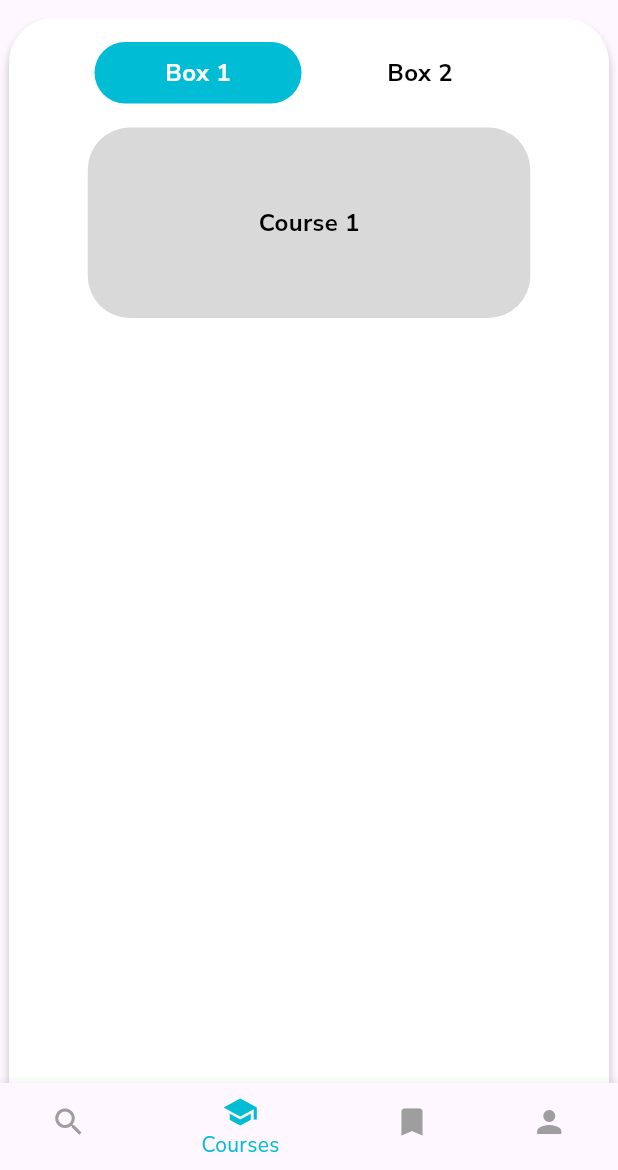
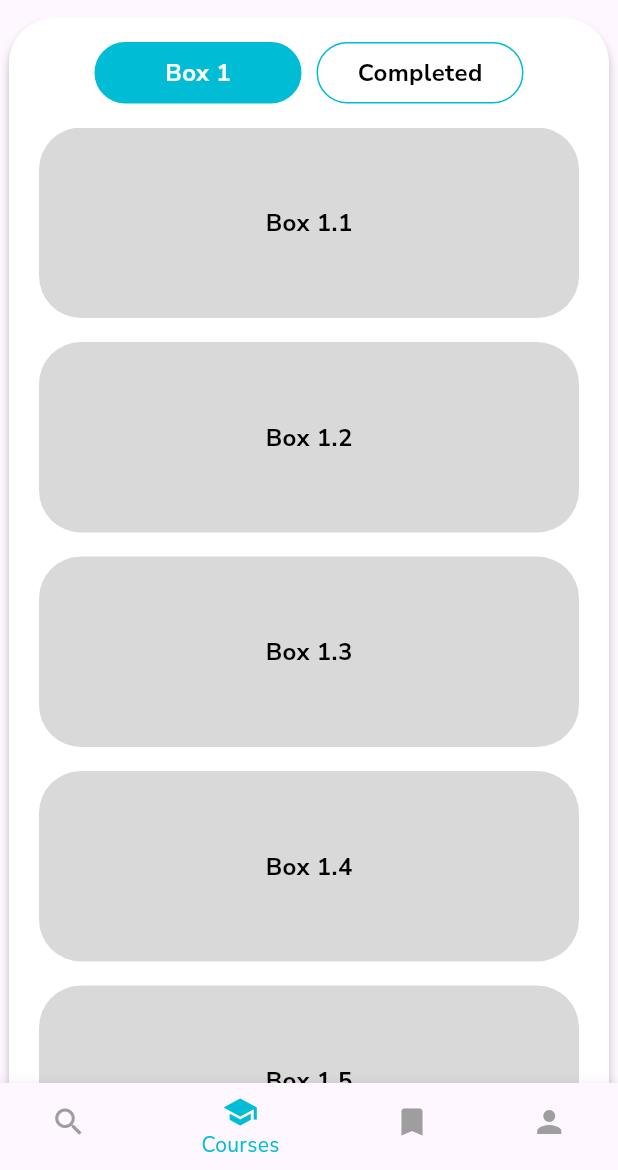
Before and after one commit to 015th/HCI-Project, a Flutter app: the NavigatorPage screen opened by its route, item 2 of the bottom bar chosen, on a phone screen of 412 x 824 dp, the part 66-1236 px from its top. Run offline on Flutter 3.47's test engine with Material 3 defaults, Android fonts, the phone set to English and light mode, and no system bars; our stand-ins replace cloud_firestore, firebase_auth, firebase_core; accounts and stored records are empty.

```diff
--- a/lib/bottomNav.dart
+++ b/lib/bottomNav.dart
@@ -1,6 +1,8 @@
 import 'package:flutter/material.dart';
 import 'package:flutter_application_1/pages/currentCourse.dart';
 import 'package:flutter_application_1/pages/home.dart';
+import 'package:flutter_application_1/pages/profile.dart';
+import 'package:flutter_application_1/pages/savedCourse.dart';
 
 class NavigatorPage extends StatefulWidget {
   const NavigatorPage({super.key});
@@ -16,8 +18,8 @@ class _NavigatorPageState extends State<NavigatorPage> {
   List<Widget> screens = [
     const HomePage(),
     const CurrentCourse(),
-    // MySavedScreen(),
-    // MyProfileScreen(),
+    const Bookmark(),
+    const ProfilePage(),
   ];
 
   @override
--- a/lib/pages/currentCourse.dart
+++ b/lib/pages/currentCourse.dart
@@ -1,7 +1,16 @@
+import 'package:firebase_auth/firebase_auth.dart';
 import 'package:flutter/material.dart';
 
-class CurrentCourse extends StatelessWidget {
+class CurrentCourse extends StatefulWidget {
   const CurrentCourse({super.key});
+
+  @override
+  State<CurrentCourse> createState() => _CurrentCourseState();
+}
+
+class _CurrentCourseState extends State<CurrentCourse> {
+  // Track selected box
+  int selectedBox = 1;
 
   @override
   Widget build(BuildContext context) {
@@ -44,75 +53,104 @@ class CurrentCourse extends StatelessWidget {
             ),
           ),
           child: Column(
-            mainAxisAlignment: MainAxisAlignment.start, // Align items to the top
-            crossAxisAlignment: CrossAxisAlignment.center, // Center horizontally
+            mainAxisAlignment: MainAxisAlignment.start,
+            crossAxisAlignment: CrossAxisAlignment.center,
             children: [
-              const SizedBox(height: 16.0), // Space from top
+              const SizedBox(height: 16.0),
               Row(
-                mainAxisSize: MainAxisSize.min, // Wrap content
-                children: [ // Wrapped widgets inside children: []
-                  Container(
+                mainAxisSize: MainAxisSize.min,
+                children: [
+                  GestureDetector(
+                    onTap: () {
+                      setState(() {
+                        selectedBox = 1;
+                      });
+                    },
+                    child: Container(
                       width: 138,
                       height: 41,
                       decoration: BoxDecoration(
-                      color: Colors.cyan,
+                        color: selectedBox == 1 ? Colors.cyan : Colors.white,
                         borderRadius: BorderRadius.circular(27),
+                        border: Border.all(color: Colors.cyan),
                       ),
-                    child: const Center(
+                      child: Center(
                         child: Text(
                           "Box 1",
                           style: TextStyle(
-                          color: Colors.white,
+                            color: selectedBox == 1 ? Colors.white : Colors.black,
                             fontWeight: FontWeight.bold,
                             fontSize: 16,
                           ),
                         ),
                       ),
                     ),
-                  const SizedBox(width: 10), // Space between Box 1 and Box 2
-                 Container(
+                  ),
+                  const SizedBox(width: 10),
+                  GestureDetector(
+                    onTap: () {
+                      setState(() {
+                        selectedBox = 2;
+                      });
+                    },
+                    child: Container(
                       width: 138,
                       height: 41,
                       decoration: BoxDecoration(
-                      color: Colors.white,
+                        color: selectedBox == 2 ? Colors.cyan : Colors.white,
                         borderRadius: BorderRadius.circular(27),
+                        border: Border.all(color: Colors.cyan),
                       ),
-                    child: const Center(
+                      child: Center(
                         child: Text(
-                        "Box 2",
+                          "Completed",
                           style: TextStyle(
+                            color: selectedBox == 2 ? Colors.white : Colors.black,
+                            fontWeight: FontWeight.bold,
+                            fontSize: 16,
+                          ),
+                        ),
+                      ),
+                    ),
+                  ),
+                ],
+              ),
+              const SizedBox(height: 16.0),
+
+              // Scrollable list based on selected box
+              Expanded(
+                child: ListView.builder(
+                  padding: const EdgeInsets.symmetric(horizontal: 20),
+                  itemCount: selectedBox == 1 ? 5 : 3, // Example: 5 items for Box 1, 3 items for Box 2
+                  itemBuilder: (context, index) {
+                    return Container(
+                      margin: const EdgeInsets.only(bottom: 16),
+                      width: double.infinity,
+                      height: 127,
+                      decoration: BoxDecoration(
+                        color: const Color(0xFFD9D9D9),
+                        borderRadius: BorderRadius.circular(28),
+                      ),
+                      child: Center(
+                        child: Text(
+                          selectedBox == 1
+                              ? 'Box 1.${index + 1}' // Box 1.1, Box 1.2, Box 1.3...
+                              : 'Box 2.${index + 1}', // Box 2.1, Box 2.2, Box 2.3...
+                          style: const TextStyle(
                             color: Colors.black,
                             fontWeight: FontWeight.bold,
                             fontSize: 16,
                           ),
                         ),
                       ),
-                  ),
-                ],
-              ),
-              const SizedBox(height: 16.0), // Space from Box 2 to Box 3
-              Container(
-                    width: 295,
-                    height: 127,
-                    decoration: BoxDecoration(
-                      color: const Color(0xFFD9D9D9),
-                      borderRadius: BorderRadius.circular(28),
-                    ),
-                    child: const Center(
-                      child: Text(
-                        "Course 1",
-                        style: TextStyle(
-                          color: Colors.black,
-                          fontWeight: FontWeight.bold,
-                          fontSize: 16,
-                        ),
-                      ),
+                    );
+                  },
                 ),
               ),
             ],
           ),
         ),
       ),
-    ); // Scaffold
+    );
   }
 }
--- a/pubspec.yaml
+++ b/pubspec.yaml
@@ -37,6 +37,7 @@ dependencies:
   cupertino_icons: ^1.0.8
   firebase_core: ^3.13.0
   firebase_auth: ^5.5.2
+  cloud_firestore: ^5.6.6
 
 dev_dependencies:
   flutter_test:
```
Also changed, not shown: lib/pages/home.dart (+29 -1 lines), lib/pages/profile.dart (added, +48 -0 lines), lib/pages/savedCourse.dart (added, +100 -0 lines), pubspec.lock, 3 other files. Lines whose indentation alone changed are shown as unchanged.
